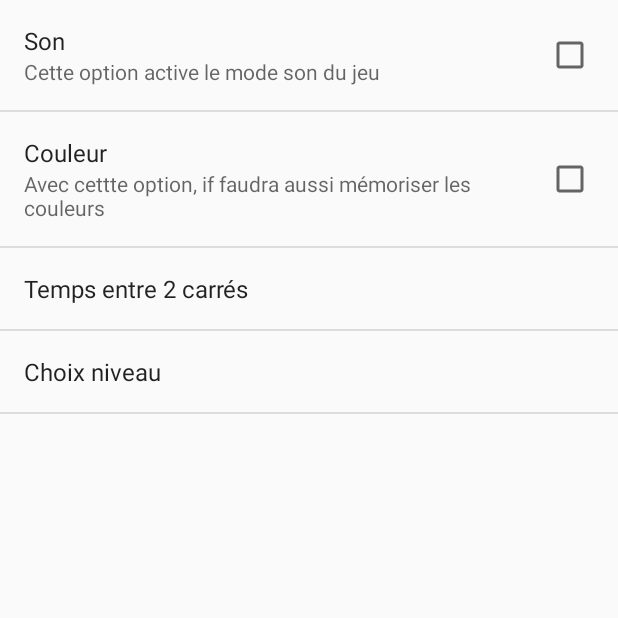
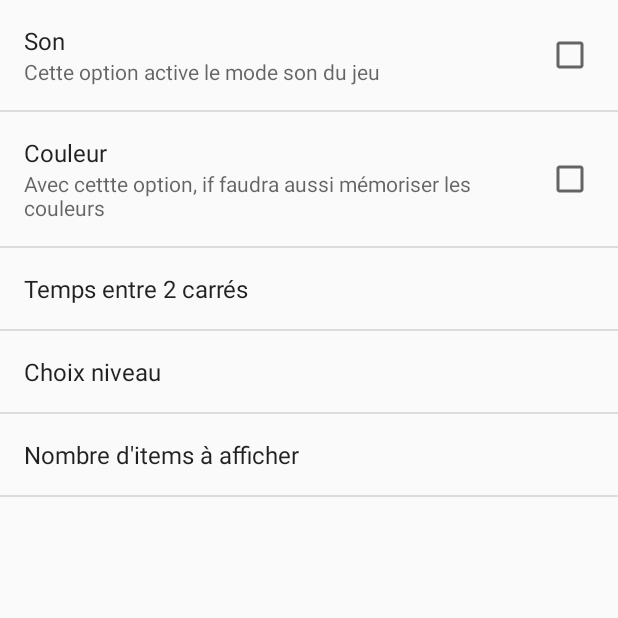
Before and after one commit to MatthieuAvrgs/BrainNBack, an Android app: the SettingsActivity screen opened directly, with no data from a screen before it, on a phone screen of 412 x 824 dp, the top half of it. Run offline under Robolectric (Android 15) with nearby library versions, the phone set to English and light mode, and no system bars.

Commit message:
update settings, display the selected value for boolean & add selection du nb d'items

```diff
--- a/app/src/main/java/fr/utt/if26/brainn_back/Game/Settings.java
+++ b/app/src/main/java/fr/utt/if26/brainn_back/Game/Settings.java
@@ -15,10 +15,12 @@ public class Settings {
         SharedPreferences SP = PreferenceManager.getDefaultSharedPreferences(c);
         boolean isSon = SP.getBoolean("son", false);
         boolean isCouleur = SP.getBoolean("couleur",false);
-        String niveauS = SP.getString("niveau","null");
-        String tempsS = SP.getString("temps","null");
+        String niveauS = SP.getString("niveau","1");
+        String tempsS = SP.getString("temps","2000");
+        String nbCarres = SP.getString("nbCarres","10");
         this.niveau = Integer.parseInt(niveauS);
         this.temps = Integer.parseInt(tempsS);
+        this.nbreItems = Integer.parseInt(nbCarres);
         this.couleur = isCouleur;
         this.son = isSon;
     }
--- a/app/src/main/java/fr/utt/if26/brainn_back/SettingsActivity.java
+++ b/app/src/main/java/fr/utt/if26/brainn_back/SettingsActivity.java
@@ -3,6 +3,7 @@ package fr.utt.if26.brainn_back;
 import android.app.Activity;
 import android.content.SharedPreferences;
 import android.os.Bundle;
+import android.preference.CheckBoxPreference;
 import android.preference.ListPreference;
 import android.preference.PreferenceActivity;
 import android.preference.PreferenceFragment;
@@ -16,11 +17,26 @@ public class SettingsActivity extends PreferenceActivity {
     public final static String NIVEAU_ENREGISTRE = "niveau";
     public final static String AVEC_SON = "son";
     public final static String AVEC_COULEUR = "couleur";
+    public final static String NB_CARRES_ENREGISTRE = "nbCarres";
     @Override
     protected void onCreate(Bundle savedInstanceState) {
         super.onCreate(savedInstanceState);
         getFragmentManager().beginTransaction().replace(android.R.id.content, new MyPreferenceFragment()).commit();
         SharedPreferences SP = PreferenceManager.getDefaultSharedPreferences(getBaseContext());
+        String niveauS = SP.getString("niveau","1");
+        String tempsS = SP.getString("temps","2000");
+        String nbCarres = SP.getString("nbCarres","10");
+        boolean isSon = SP.getBoolean("son", false);
+        boolean isCouleur = SP.getBoolean("couleur",false);
+        int niveau = Integer.parseInt(niveauS);
+        int temps = Integer.parseInt(tempsS);
+        int nbreItems = Integer.parseInt(nbCarres);
+
+        SharedPreferences.Editor prefs = PreferenceManager.getDefaultSharedPreferences(this).edit();
+        prefs.putBoolean("son",isSon);
+        prefs.putBoolean("couleur",isCouleur);
+        //prefs.putStringSet("niveau",niveau);
+        prefs.commit();
     }
 
     public static class MyPreferenceFragment extends PreferenceFragment
--- a/app/src/main/res/values/array.xml
+++ b/app/src/main/res/values/array.xml
@@ -32,4 +32,11 @@
         <item><String>8</String></item>
         <item><String>9</String></item>
     </array>
+    <array name="nbCarres">
+        <item><String>10</String></item>
+        <item><String>15</String></item>
+        <item><String>20</String></item>
+        <item><String>25</String></item>
+        <item><String>30</String></item>
+    </array>
 </resources>
--- a/app/src/main/res/xml/preference.xml
+++ b/app/src/main/res/xml/preference.xml
@@ -32,4 +32,13 @@
         android:title="Choix niveau"
         android:defaultValue="1"/>
 
+    <ListPreference
+        android:key="nbCarres"
+        android:summary="%s"
+        android:dialogTitle="Nombre d'items"
+        android:entries="@array/nbCarres"
+        android:entryValues="@array/nbCarres"
+        android:title="Nombre d'items à afficher"
+        android:defaultValue="1"/>
+
 </PreferenceScreen>
```
